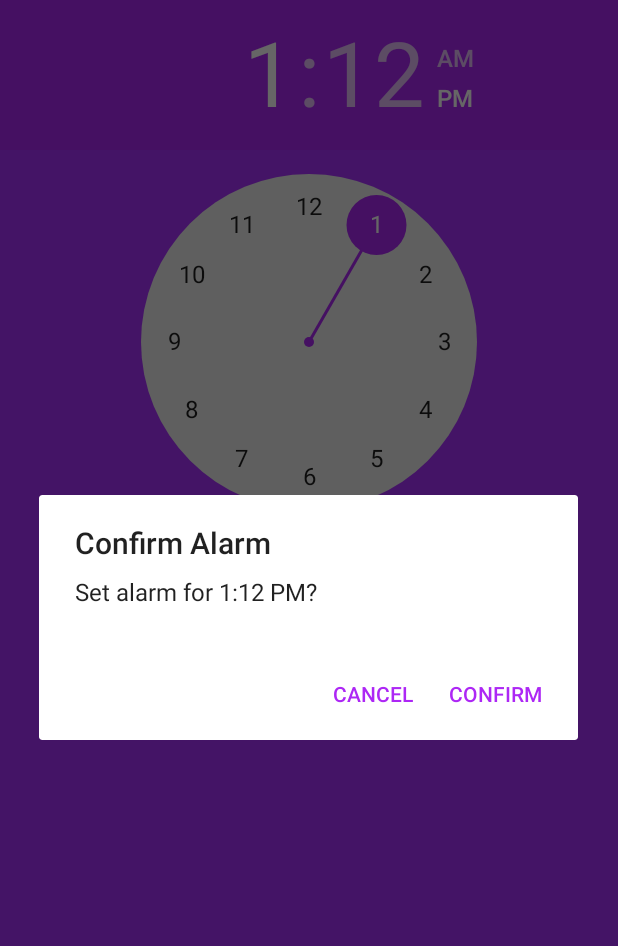
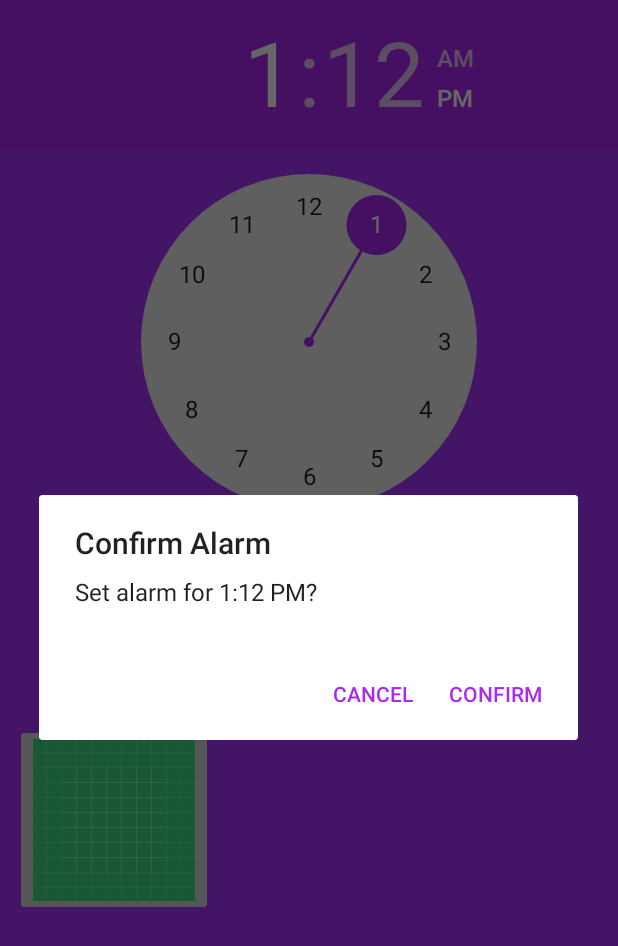
Before and after one commit to EdGA9001/EdwardGrant-AdamsonCOMP3000, an Android app: the screen it shows after launch (MainActivity), after a tap on "ADD ALARM", on a phone screen of 412 x 824 dp. Shown: the top 946 px of the screen. Run offline under Robolectric (Android 15) with nearby library versions, the light colour scheme and no system bars.

Commit message:
many bug fixes

```diff
--- a/app/src/main/java/com/example/comp3000/MainActivity.java
+++ b/app/src/main/java/com/example/comp3000/MainActivity.java
@@ -1,4 +1,5 @@
 package com.example.comp3000;
+import android.content.SharedPreferences;
 import android.os.Bundle;
 import androidx.appcompat.app.AppCompatActivity;
 import android.widget.Button;
@@ -20,6 +21,7 @@ import java.util.ArrayList;
 import java.util.Collections;
 import androidx.appcompat.app.AlertDialog;
 import android.widget.LinearLayout;
+import android.app.AlarmManager;
 
 public class MainActivity extends AppCompatActivity{
     TimePicker alarmTimePicker;
@@ -76,8 +78,8 @@ public class MainActivity extends AppCompatActivity{
         }
 
         alarmTimes.add(0, time);
-        if (alarmTimes.size() > 5) {
-            alarmTimes.remove(5);
+        if (alarmTimes.size() > 2) {
+            alarmTimes.remove(2);
         }
         String formattedTime = formatAlarmTime(time);
         showConfirmDialog(formattedTime, time, null);
@@ -92,8 +94,9 @@ public class MainActivity extends AppCompatActivity{
                 .show();
     }
 
+    private void setAlarm(String formattedTime, long time) {
+        Log.d("setAlarm", "Alarm set!");
 
-    private void setAlarm(String formattedTime, long time) {
         Toast.makeText(this, "ALARM ON: " + formattedTime, Toast.LENGTH_SHORT).show();
         if (System.currentTimeMillis() > time) time += 24 * 60 * 60 * 1000;
         Intent intent = new Intent(this, AlarmReceiver.class);
--- a/app/src/main/res/layout/activity_main.xml
+++ b/app/src/main/res/layout/activity_main.xml
@@ -46,6 +46,12 @@
         android:layout_width="match_parent"
         android:layout_height="wrap_content"
         android:layout_margin="10dp"
-        app:layout_constraintTop_toBottomOf="@+id/toggleButton"
-        />
+        app:layout_constraintTop_toBottomOf="@+id/toggleButton">
+        <ImageButton
+            android:id="@+id/deleteBtn"
+            android:layout_width="wrap_content"
+            android:layout_height="wrap_content"
+            android:src="@drawable/ic_launcher_background" />
+    </LinearLayout>
+
 </androidx.constraintlayout.widget.ConstraintLayout>
```
Also changed, not shown: app/src/main/AndroidManifest.xml (+3 -5 lines), app/src/main/java/com/example/comp3000/AlarmReceiver.java (+4 -3 lines).
